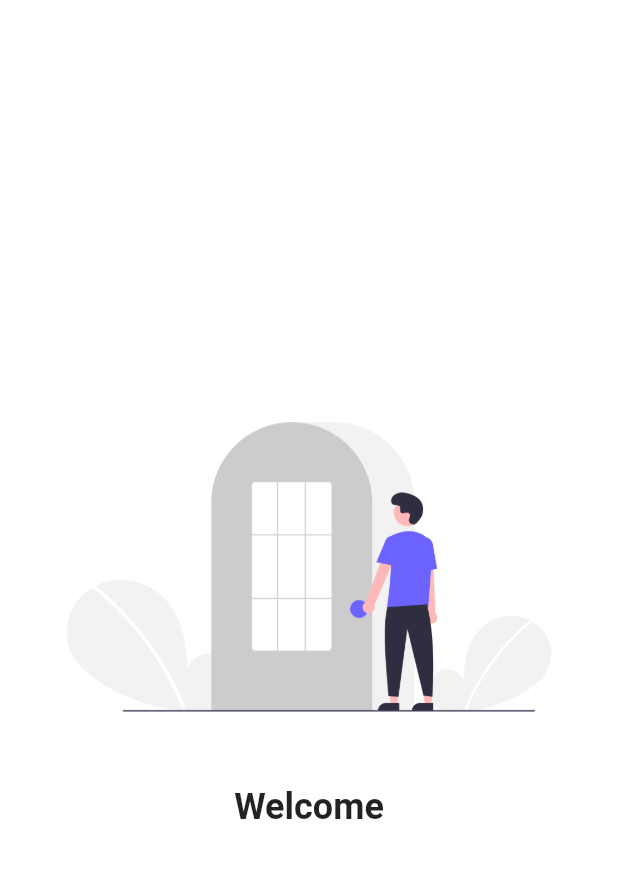
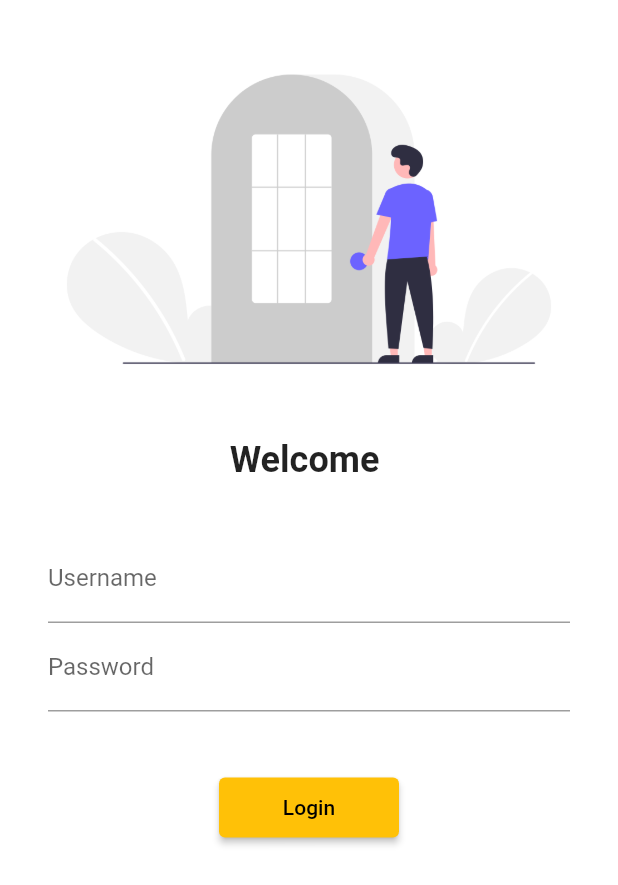
Before and after one commit to Beebake8848/Flutter_Trial, a Flutter app: the screen it shows after launch, after a tap on an icon or button, on a phone screen of 412 x 824 dp. Shown: the top 885 px of the screen. Run offline on Flutter 3.47's test engine with Material 2 defaults, Android fonts, the phone set to English and light mode, and no system bars; our stand-ins replace google_fonts.

Commit message:
Second screen

```diff
--- a/lib/main.dart
+++ b/lib/main.dart
@@ -1,4 +1,5 @@
 import 'package:flutter/material.dart';
+import 'package:flutter_application_1/utils/routes.dart';
 import 'package:google_fonts/google_fonts.dart';
 
 import 'pages/home_page.dart';
@@ -25,8 +26,8 @@ class MyApp extends StatelessWidget {
       initialRoute: "/home",
       routes: {
         "/": (context) => const LoginPage(),
-        "/home": (context) => const HomePage(),
-        "/login": (context) => const LoginPage(),
+        MyRoutes.homeRoute: (context) => const HomePage(),
+        MyRoutes.loginRoute: (context) => const LoginPage(),
       },
     );
   }
--- a/lib/pages/login_page.dart
+++ b/lib/pages/login_page.dart
@@ -1,15 +1,26 @@
 import 'package:flutter/material.dart';
+import 'package:flutter_application_1/utils/routes.dart';
 
-class LoginPage extends StatelessWidget {
+class LoginPage extends StatefulWidget {
   const LoginPage({super.key});
 
+  @override
+  State<LoginPage> createState() => _LoginPageState();
+}
+
+class _LoginPageState extends State<LoginPage> {
+  String name = "";
   @override
   Widget build(BuildContext context) {
     return Material(
         color: Colors.white,
+        child: SingleChildScrollView(
           child: Column(
             mainAxisAlignment: MainAxisAlignment.center,
             children: [
+              const SizedBox(
+                height: 20.0,
+              ),
               Image.asset(
                 "assets/images/login_image.png",
                 fit: BoxFit.cover,
@@ -17,14 +28,50 @@ class LoginPage extends StatelessWidget {
               const SizedBox(
                 height: 20.0,
               ),
-            const Text(
-              "Welcome",
-              style: TextStyle(fontSize: 24, fontWeight: FontWeight.bold),
+              Text(
+                "Welcome $name",
+                style:
+                    const TextStyle(fontSize: 24, fontWeight: FontWeight.bold),
               ),
               const SizedBox(
                 height: 20.0,
               ),
+              Padding(
+                  padding: const EdgeInsets.symmetric(
+                      vertical: 16.0, horizontal: 32.0),
+                  child: Column(
+                    children: [
+                      TextFormField(
+                          decoration: const InputDecoration(
+                            hintText: "Enter Username",
+                            labelText: "Username",
+                          ),
+                          onChanged: (value) {
+                            name = value;
+                            setState(() {});
+                          }),
+                      TextFormField(
+                        obscureText: true,
+                        decoration: const InputDecoration(
+                          hintText: "Enter Password",
+                          labelText: "Password",
+                        ),
+                      ),
+                      const SizedBox(
+                        height: 40.0,
+                      ),
+                      ElevatedButton(
+                        onPressed: () {
+                          Navigator.pushNamed(context, MyRoutes.homeRoute);
+                        },
+                        style: TextButton.styleFrom(
+                            minimumSize: const Size(120, 40)),
+                        child: const Text("Login"),
+                      )
                     ],
+                  )),
+            ],
+          ),
         ));
   }
 }
--- /dev/null
+++ b/lib/utils/routes.dart
@@ -0,0 +1,4 @@
+class MyRoutes {
+  static String loginRoute = "/login";
+  static String homeRoute = "/home";
+}
```
Also changed, not shown: 3 other files. Lines whose indentation alone changed are shown as unchanged.
